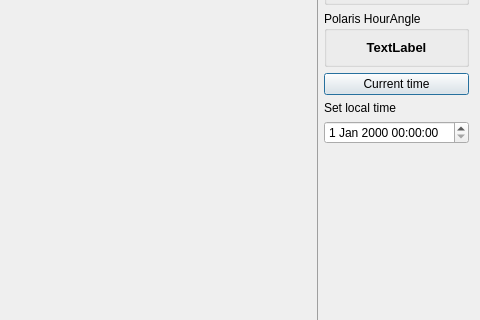
First picture: the form in kstars/tools/polarishourangle.ui, repository KDE/kstars, before the edit; both pictures show x 205 to 685 and y 83 to 403 of the 685 by 534 pixel window.
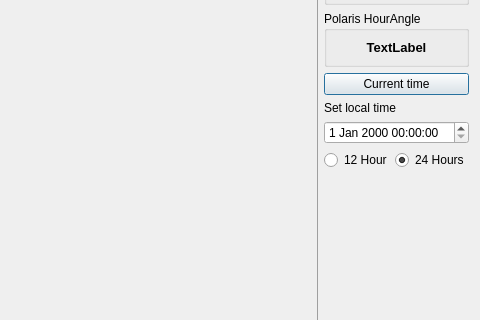
Second picture: the form after the edit.

Commit message: Add 24 and 12 hour format for polaris angle as suggested by Patrick

Patch:
```diff
--- a/kstars/tools/polarishourangle.ui
+++ b/kstars/tools/polarishourangle.ui
@@ -6,16 +6,14 @@
    <rect>
     <x>0</x>
     <y>0</y>
-    <width>683</width>
-    <height>532</height>
+    <width>667</width>
+    <height>526</height>
    </rect>
   </property>
   <property name="windowTitle">
    <string>Polaris Hour Angle</string>
   </property>
-  <layout class="QVBoxLayout" name="verticalLayout_2">
-   <item>
-    <layout class="QHBoxLayout" name="horizontalLayout">
+  <layout class="QHBoxLayout" name="horizontalLayout_2">
      <item>
       <widget class="QFrame" name="frame">
        <property name="sizePolicy">
@@ -141,6 +139,33 @@
          </property>
         </widget>
        </item>
+     <item>
+      <layout class="QHBoxLayout" name="horizontalLayout">
+       <property name="spacing">
+        <number>3</number>
+       </property>
+       <item>
+        <widget class="QRadioButton" name="twelveHourR">
+         <property name="text">
+          <string>12 Hour</string>
+         </property>
+         <property name="checked">
+          <bool>false</bool>
+         </property>
+        </widget>
+       </item>
+       <item>
+        <widget class="QRadioButton" name="twentyFourHourR">
+         <property name="text">
+          <string>24 Hours</string>
+         </property>
+         <property name="checked">
+          <bool>true</bool>
+         </property>
+        </widget>
+       </item>
+      </layout>
+     </item>
        <item>
         <spacer name="verticalSpacer">
          <property name="orientation">
@@ -153,11 +178,6 @@
           </size>
          </property>
         </spacer>
-       </item>
-       <item>
-        <layout class="QHBoxLayout" name="horizontalLayout_2"/>
-       </item>
-      </layout>
      </item>
     </layout>
    </item>
```
Lines whose indentation alone changed are shown as unchanged. The commit also changes 5 other files.
